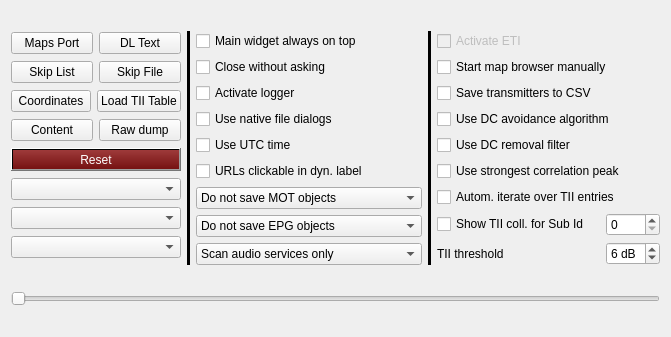
Qt form src/configuration/configuration.ui (tomneda/DABstar) before a commit.
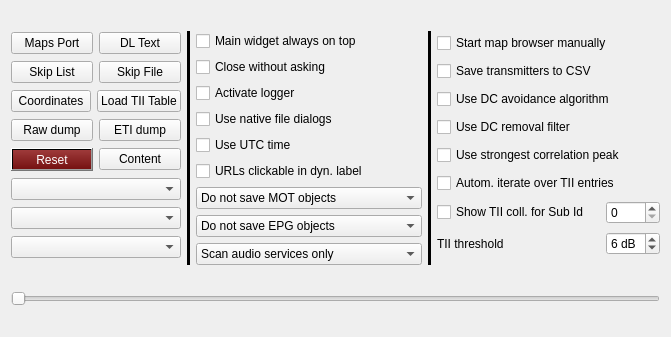
The same form after that commit.

Commit message: ETI dump reactivated

```diff
--- a/src/configuration/configuration.ui
+++ b/src/configuration/configuration.ui
@@ -89,22 +89,6 @@
        </item>
        <item>
         <layout class="QHBoxLayout" name="horizontalLayout_8">
-         <item>
-          <widget class="QPushButton" name="contentButton">
-           <property name="sizePolicy">
-            <sizepolicy hsizetype="Preferred" vsizetype="Fixed">
-             <horstretch>0</horstretch>
-             <verstretch>0</verstretch>
-            </sizepolicy>
-           </property>
-           <property name="toolTip">
-            <string>&lt;html&gt;&lt;head/&gt;&lt;body&gt;&lt;p&gt;This will open a 'save as ... dialog' where you can select a file to store a description of the content of the current DAB ensemble (Audio and Data) in a text file.&lt;/p&gt;&lt;/body&gt;&lt;/html&gt;</string>
-           </property>
-           <property name="text">
-            <string>Content</string>
-           </property>
-          </widget>
-         </item>
          <item>
           <widget class="QPushButton" name="dumpButton">
            <property name="sizePolicy">
@@ -121,6 +105,22 @@
            </property>
           </widget>
          </item>
+         <item>
+          <widget class="QPushButton" name="etiButton">
+           <property name="sizePolicy">
+            <sizepolicy hsizetype="Preferred" vsizetype="Fixed">
+             <horstretch>0</horstretch>
+             <verstretch>0</verstretch>
+            </sizepolicy>
+           </property>
+           <property name="toolTip">
+            <string>&lt;html&gt;&lt;head/&gt;&lt;body&gt;&lt;p&gt;Generate ETI files. &lt;/p&gt;&lt;p&gt;Note that building up an ETI file requires quite some resources.&lt;/p&gt;&lt;p&gt;Touching that button shows a fileselection menu, after selecting a file the content of the ensemble is sent in ETi format to the file. The eti session stops when the eti button is touched again, or switching to another channel.&lt;/p&gt;&lt;p&gt;&lt;br/&gt;&lt;/p&gt;&lt;/body&gt;&lt;/html&gt;</string>
+           </property>
+           <property name="text">
+            <string>ETI dump</string>
+           </property>
+          </widget>
+         </item>
         </layout>
        </item>
        <item>
@@ -145,6 +145,22 @@
            </property>
           </widget>
          </item>
+         <item>
+          <widget class="QPushButton" name="contentButton">
+           <property name="sizePolicy">
+            <sizepolicy hsizetype="Preferred" vsizetype="Fixed">
+             <horstretch>0</horstretch>
+             <verstretch>0</verstretch>
+            </sizepolicy>
+           </property>
+           <property name="toolTip">
+            <string>&lt;html&gt;&lt;head/&gt;&lt;body&gt;&lt;p&gt;This will open a 'save as ... dialog' where you can select a file to store a description of the content of the current DAB ensemble (Audio and Data) in a text file.&lt;/p&gt;&lt;/body&gt;&lt;/html&gt;</string>
+           </property>
+           <property name="text">
+            <string>Content</string>
+           </property>
+          </widget>
+         </item>
         </layout>
        </item>
        <item>
@@ -319,19 +335,6 @@
      </item>
      <item>
       <layout class="QVBoxLayout" name="verticalLayout">
-       <item>
-        <widget class="QCheckBox" name="cbActivateEti">
-         <property name="enabled">
-          <bool>false</bool>
-         </property>
-         <property name="toolTip">
-          <string>&lt;html&gt;&lt;head/&gt;&lt;body&gt;&lt;p&gt;This is (currently) not supported&lt;/p&gt;&lt;/body&gt;&lt;/html&gt;</string>
-         </property>
-         <property name="text">
-          <string>Activate ETI</string>
-         </property>
-        </widget>
-       </item>
        <item>
         <widget class="QCheckBox" name="cbManualBrowserStart">
          <property name="toolTip">
```
The commit also changes 4 other files.
